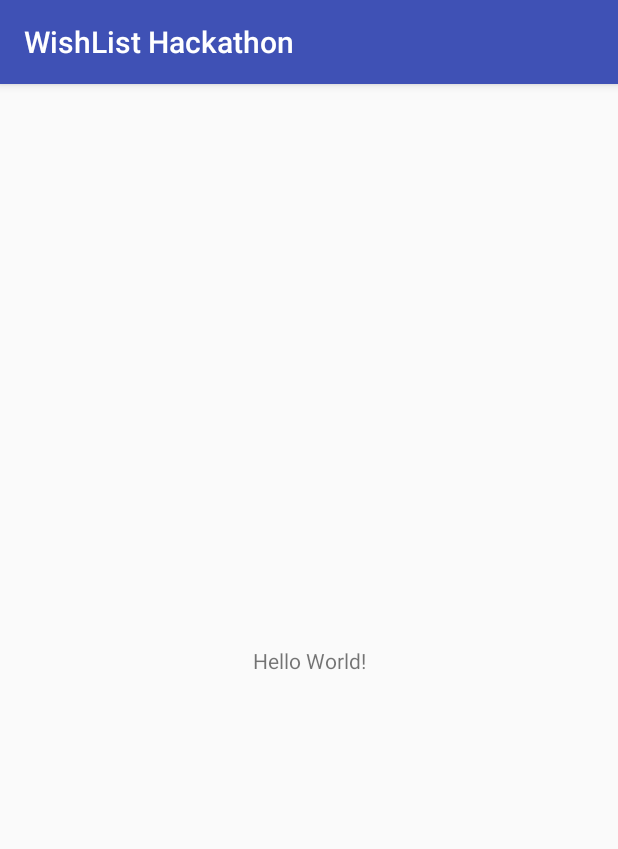
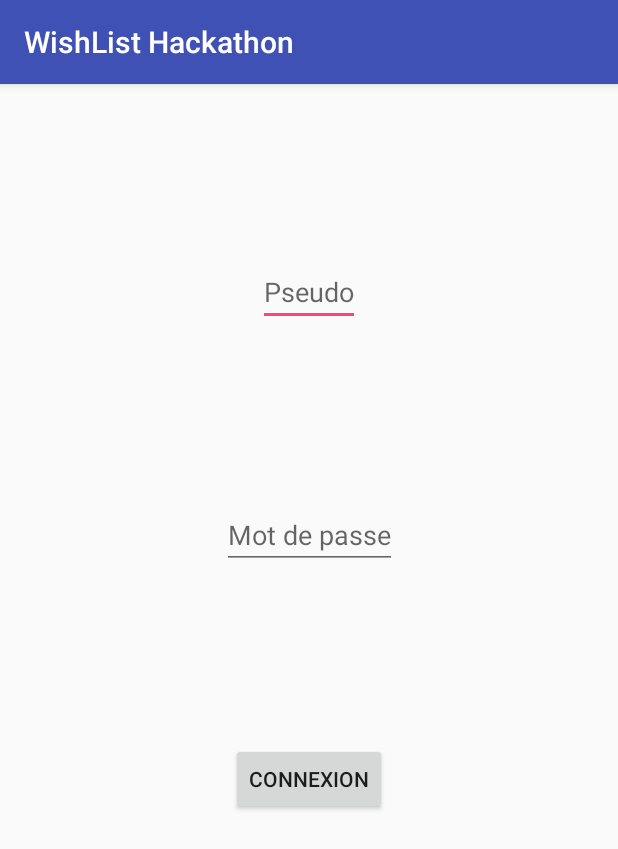
Before and after one commit to quent176/wishlist_hackathon, an Android app: the screen it shows after launch (MainActivity), on a phone screen of 412 x 824 dp. Shown: the top 849 px of the screen. Run offline under Robolectric (Android 15) with nearby library versions, the phone set to English and light mode, and no system bars.

Commit message:
First pull connexion activity

```diff
--- a/app/src/main/java/fr/wcs/wishlisthackathon/MainActivity.java
+++ b/app/src/main/java/fr/wcs/wishlisthackathon/MainActivity.java
@@ -2,12 +2,24 @@ package fr.wcs.wishlisthackathon;
 
 import android.support.v7.app.AppCompatActivity;
 import android.os.Bundle;
+import android.widget.Button;
+import android.widget.EditText;
 
 public class MainActivity extends AppCompatActivity {
+
+    final String userName = "NameKey";
+    final String userPassword = "PasswordKey";
+    private String mUserId = "UserKey";
+    private String mEncrypt = "encrypt";
+    private boolean auth = false;
 
     @Override
     protected void onCreate(Bundle savedInstanceState) {
         super.onCreate(savedInstanceState);
         setContentView(R.layout.activity_main);
+
+        final EditText editTextUserName = findViewById(R.id.connexionUserName);
+        final EditText editTextUserPassword = findViewById(R.id.connexionUserPassword);
+        Button buttonSend = findViewById(R.id.buttonConnexionSend);
     }
 }
--- a/app/src/main/res/layout/activity_main.xml
+++ b/app/src/main/res/layout/activity_main.xml
@@ -1,19 +1,53 @@
 <?xml version="1.0" encoding="utf-8"?>
-<android.support.constraint.ConstraintLayout
-    xmlns:android="http://schemas.android.com/apk/res/android"
+<android.support.constraint.ConstraintLayout xmlns:android="http://schemas.android.com/apk/res/android"
     xmlns:app="http://schemas.android.com/apk/res-auto"
     xmlns:tools="http://schemas.android.com/tools"
     android:layout_width="match_parent"
     android:layout_height="match_parent"
     tools:context="fr.wcs.wishlisthackathon.MainActivity">
 
-    <TextView
+    <EditText
+        android:id="@+id/connexionUserName"
         android:layout_width="wrap_content"
         android:layout_height="wrap_content"
-        android:text="Hello World!"
+        android:hint="@string/pseudo"
+        android:inputType="text"
+        android:maxLength="15"
+        app:layout_constraintBottom_toTopOf="@+id/connexionUserPassword"
+        app:layout_constraintEnd_toEndOf="parent"
+        app:layout_constraintStart_toStartOf="parent"
+        app:layout_constraintTop_toTopOf="parent" />
+
+    <EditText
+        android:id="@+id/connexionUserPassword"
+        android:layout_width="wrap_content"
+        android:layout_height="wrap_content"
+        android:hint="@string/password"
+        android:inputType="textPassword"
+        android:maxLength="15"
+        app:layout_constraintBottom_toTopOf="@+id/buttonConnexionSend"
+        app:layout_constraintEnd_toEndOf="parent"
+        app:layout_constraintStart_toStartOf="parent"
+        app:layout_constraintTop_toBottomOf="@+id/connexionUserName" />
+
+    <ProgressBar
+        android:id="@+id/simpleProgressBar"
+        android:layout_width="wrap_content"
+        android:layout_height="wrap_content"
+        android:visibility="invisible"
         app:layout_constraintBottom_toBottomOf="parent"
-        app:layout_constraintLeft_toLeftOf="parent"
-        app:layout_constraintRight_toRightOf="parent"
-        app:layout_constraintTop_toTopOf="parent"/>
+        app:layout_constraintEnd_toEndOf="parent"
+        app:layout_constraintStart_toStartOf="parent"
+        app:layout_constraintTop_toBottomOf="@+id/buttonConnexionSend" />
+
+    <Button
+        android:id="@+id/buttonConnexionSend"
+        android:layout_width="wrap_content"
+        android:layout_height="wrap_content"
+        android:text="@string/connexion"
+        app:layout_constraintBottom_toTopOf="@+id/simpleProgressBar"
+        app:layout_constraintEnd_toEndOf="parent"
+        app:layout_constraintStart_toStartOf="parent"
+        app:layout_constraintTop_toBottomOf="@+id/connexionUserPassword" />
 
 </android.support.constraint.ConstraintLayout>
--- a/app/src/main/res/values/strings.xml
+++ b/app/src/main/res/values/strings.xml
@@ -1,3 +1,9 @@
 <resources>
     <string name="app_name">WishList Hackathon</string>
+
+    // Connexion Page
+    <string name="connexion">Connexion</string>
+    <string name="pseudo">Pseudo</string>
+    <string name="password">Mot de passe</string>
+
 </resources>
```
